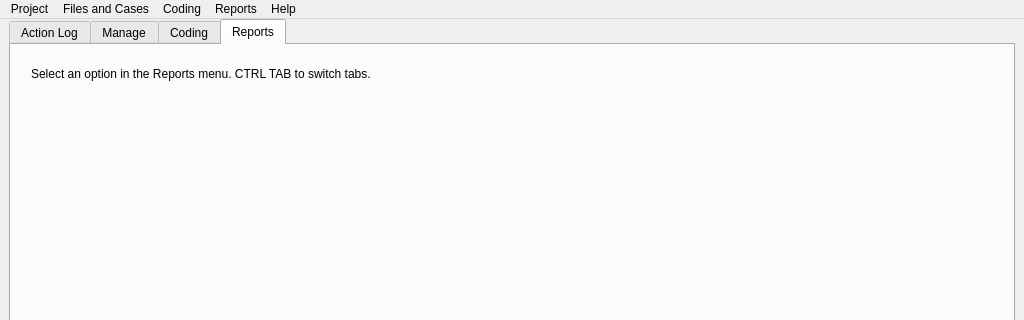
Old version of the form GUI_UIs/ui_main.ui in the repository ccbogel/QualCoder; both pictures show x 0 to 1024 and y 0 to 320 of the 1024 by 600 pixel window.
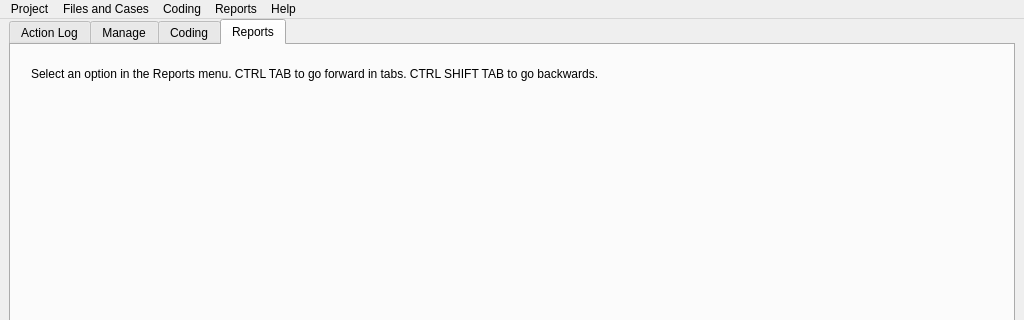
New version of the form. The open tabs and pages were chosen to show the change.

The edit to the form file:
```diff
--- a/GUI_UIs/ui_main.ui
+++ b/GUI_UIs/ui_main.ui
@@ -81,12 +81,12 @@
          <rect>
           <x>20</x>
           <y>20</y>
-          <width>511</width>
+          <width>831</width>
           <height>17</height>
          </rect>
         </property>
         <property name="text">
-         <string>Select an option in the Reports menu. CTRL TAB to switch tabs.</string>
+         <string>Select an option in the Reports menu. CTRL TAB to go forward in tabs. CTRL SHIFT TAB to go backwards.</string>
         </property>
        </widget>
       </widget>
```
Left out of the diff: 10 changed lines with no effect on the pictures.
